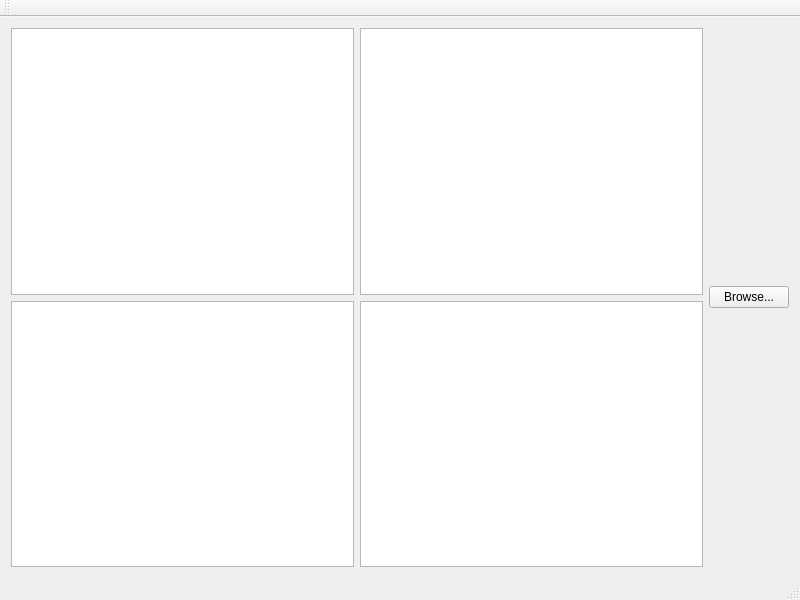
Qt form src/mainwindow.ui (y-friedel/luwak) before a commit.
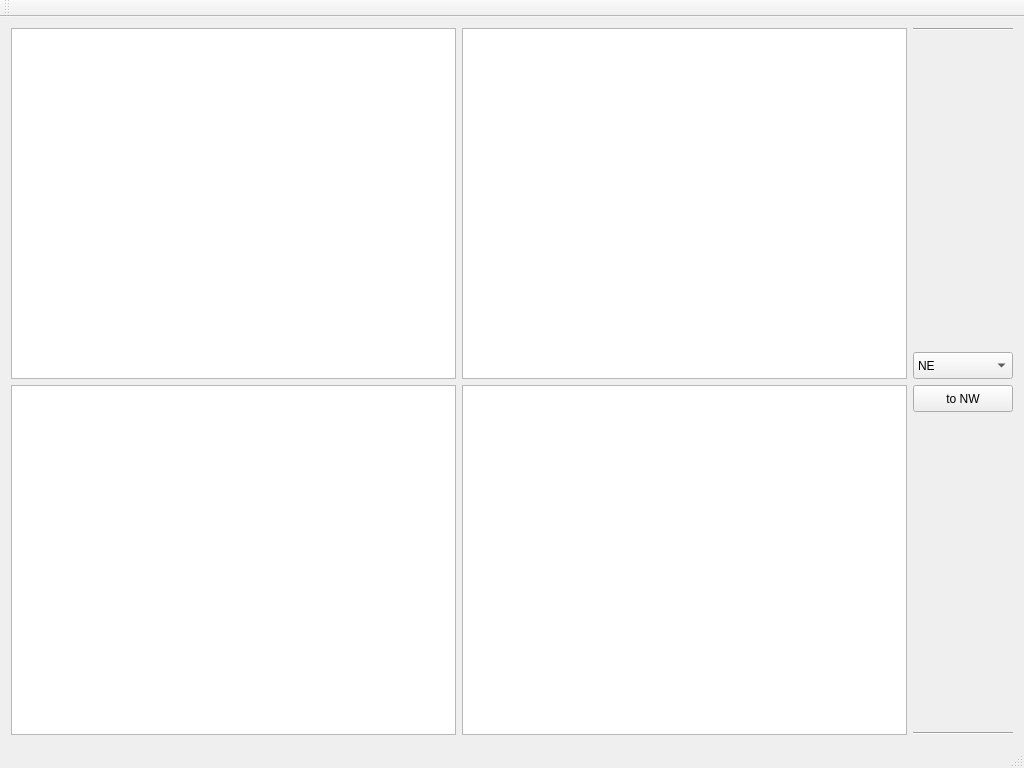
The same form after that commit.

Patch:
```diff
--- a/src/mainwindow.ui
+++ b/src/mainwindow.ui
@@ -6,8 +6,8 @@
    <rect>
     <x>0</x>
     <y>0</y>
-    <width>800</width>
-    <height>600</height>
+    <width>1024</width>
+    <height>768</height>
    </rect>
   </property>
   <property name="minimumSize">
@@ -80,14 +80,85 @@
        </layout>
       </item>
       <item>
-       <layout class="QGridLayout" name="gridLayout_2">
-        <property name="verticalSpacing">
-         <number>0</number>
-        </property>
-        <item row="0" column="0">
-         <widget class="QPushButton" name="b_browse_img">
+       <layout class="QVBoxLayout" name="verticalLayout">
+        <item>
+         <widget class="Line" name="line_2">
+          <property name="orientation">
+           <enum>Qt::Horizontal</enum>
+          </property>
+         </widget>
+        </item>
+        <item>
+         <spacer name="verticalSpacer">
+          <property name="orientation">
+           <enum>Qt::Vertical</enum>
+          </property>
+          <property name="sizeType">
+           <enum>QSizePolicy::Expanding</enum>
+          </property>
+          <property name="sizeHint" stdset="0">
+           <size>
+            <width>20</width>
+            <height>40</height>
+           </size>
+          </property>
+         </spacer>
+        </item>
+        <item>
+         <widget class="QComboBox" name="cb_toNW">
+          <property name="minimumSize">
+           <size>
+            <width>100</width>
+            <height>27</height>
+           </size>
+          </property>
+          <item>
+           <property name="text">
+            <string>NE</string>
+           </property>
+          </item>
+          <item>
+           <property name="text">
+            <string>SW</string>
+           </property>
+          </item>
+          <item>
+           <property name="text">
+            <string>SE</string>
+           </property>
+          </item>
+         </widget>
+        </item>
+        <item>
+         <widget class="QPushButton" name="b_toNW">
+          <property name="minimumSize">
+           <size>
+            <width>100</width>
+            <height>27</height>
+           </size>
+          </property>
           <property name="text">
-           <string>Browse...</string>
+           <string>to NW</string>
+          </property>
+         </widget>
+        </item>
+        <item>
+         <spacer name="verticalSpacer_2">
+          <property name="orientation">
+           <enum>Qt::Vertical</enum>
+          </property>
+          <property name="sizeHint" stdset="0">
+           <size>
+            <width>20</width>
+            <height>40</height>
+           </size>
+          </property>
+         </spacer>
+        </item>
+        <item>
+         <widget class="Line" name="line">
+          <property name="orientation">
+           <enum>Qt::Horizontal</enum>
           </property>
          </widget>
         </item>
```
Left out of the diff: 10 changed lines with no effect on the pictures.
